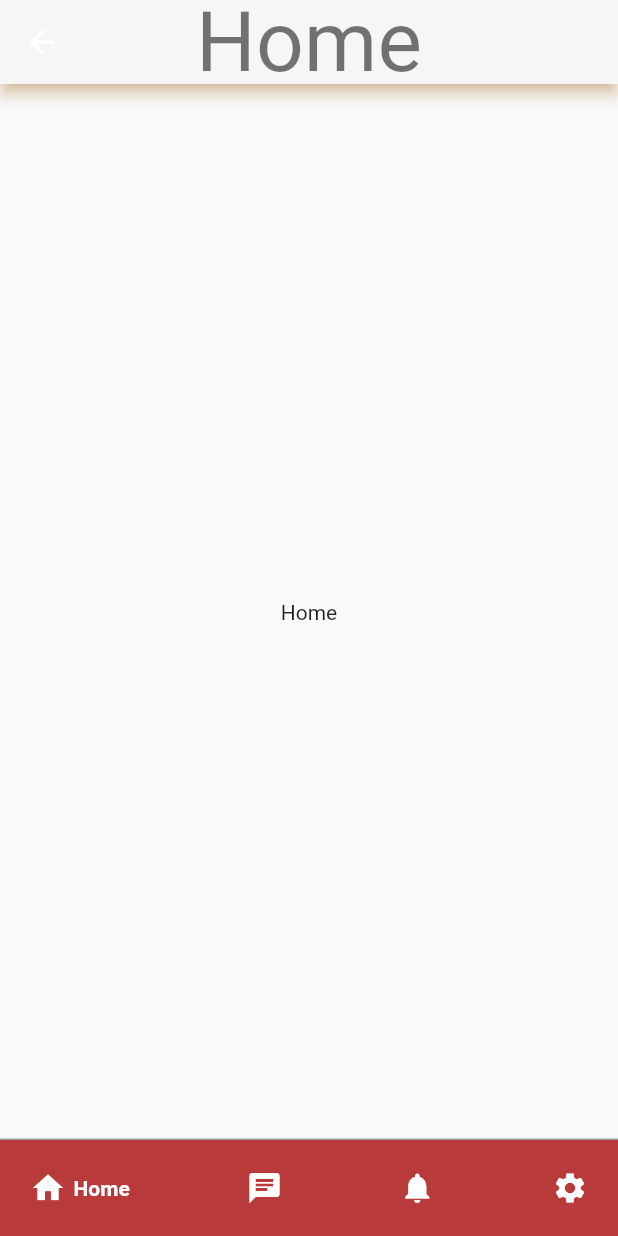
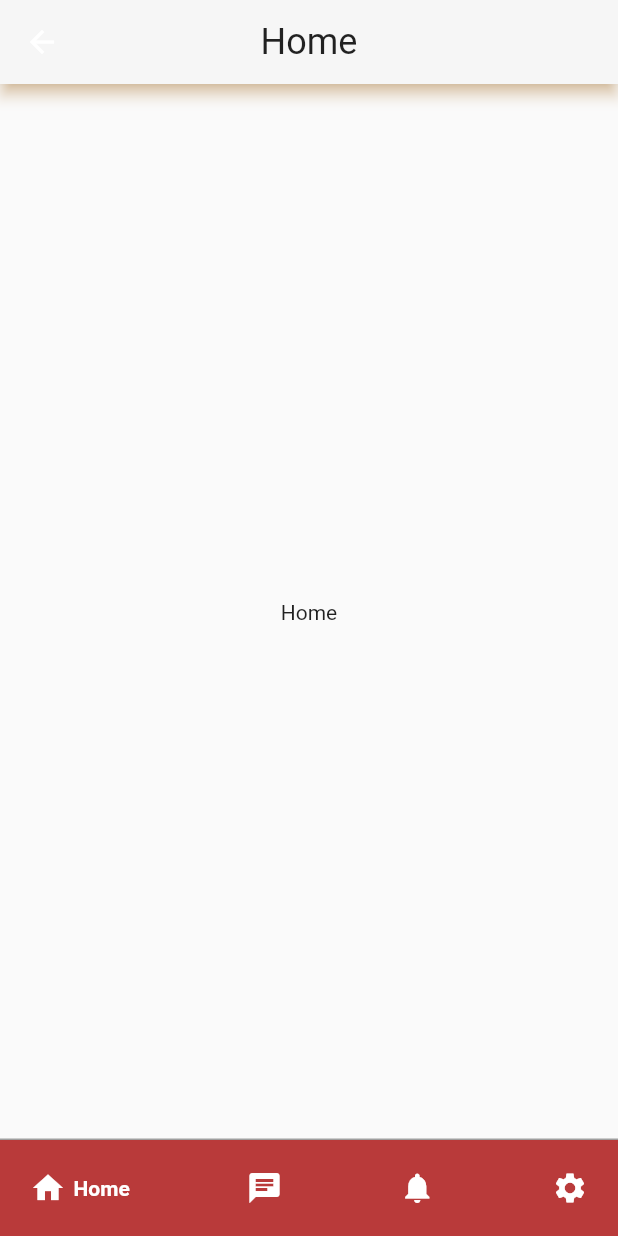
Before and after one commit to toh1n/rokto_bondhu, a Flutter app: the MainView screen opened by its route, on a phone screen of 412 x 824 dp. Run offline on Flutter 3.47's test engine with Material 2 defaults, Android fonts, the phone set to English and light mode, and no system bars; drawn by our look-alikes of google_nav_bar; our stand-ins replace flutter_svg.

Commit message:
Add files via upload

```diff
--- a/lib/presentation/main/home/home_page.dart
+++ b/lib/presentation/main/home/home_page.dart
@@ -12,6 +12,7 @@ class _HomePageState extends State<HomePage> {
   @override
   Widget build(BuildContext context) {
     return const Center(
+
       child: Text(AppStrings.home),
     );
   }
--- a/lib/presentation/main/main_view.dart
+++ b/lib/presentation/main/main_view.dart
@@ -37,7 +37,7 @@ class _MainViewState extends State<MainView> {
       appBar: AppBar(
         title: Text(
           _title,
-          style: Theme.of(context).textTheme.headline2,
+          style: Theme.of(context).textTheme.headlineSmall,
         ),
       ),
       body: pages[_currentIndex],
--- a/lib/presentation/resources/strings_manager.dart
+++ b/lib/presentation/resources/strings_manager.dart
@@ -14,7 +14,7 @@ class AppStrings {
   static const String usernameError = "Username is wrong";
   static const String passwordError = "password is wrong";
   static const String password = "Password";
-  static const String forgetPassword = "Forget password";
+  static const String forgetPassword = "Forgot password?";
   static const String registerText1 = "Not a member ? ";
   static const String registerText2 = "Register Now!";
   static const String welcome = "Welcome back!";
```
